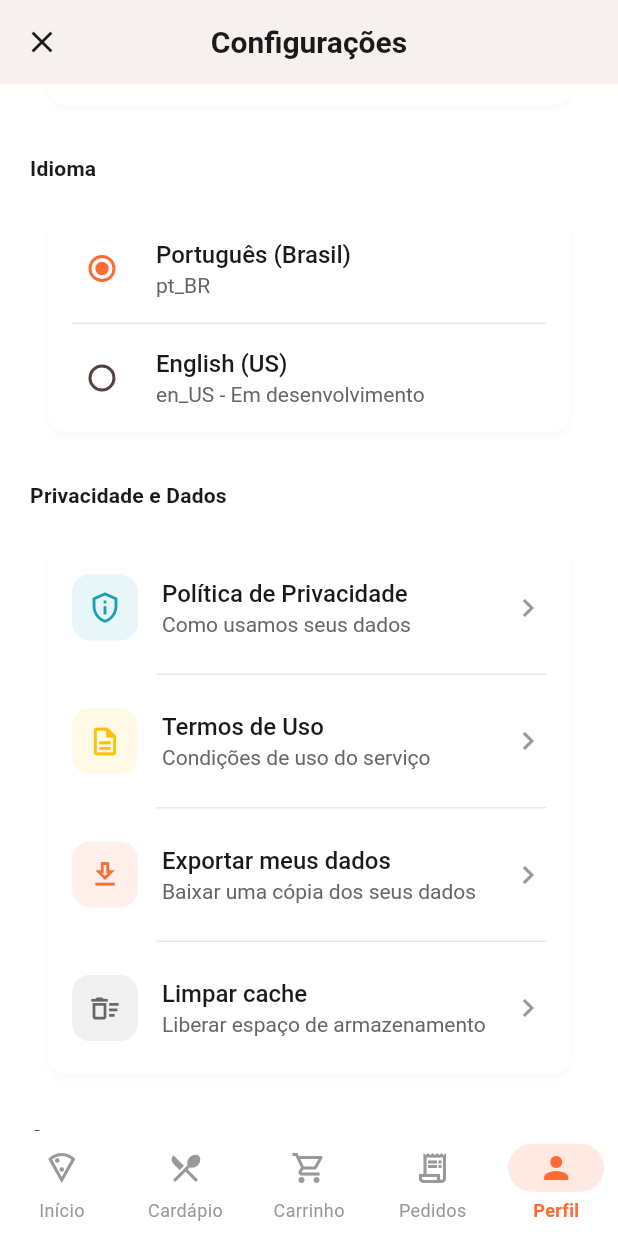
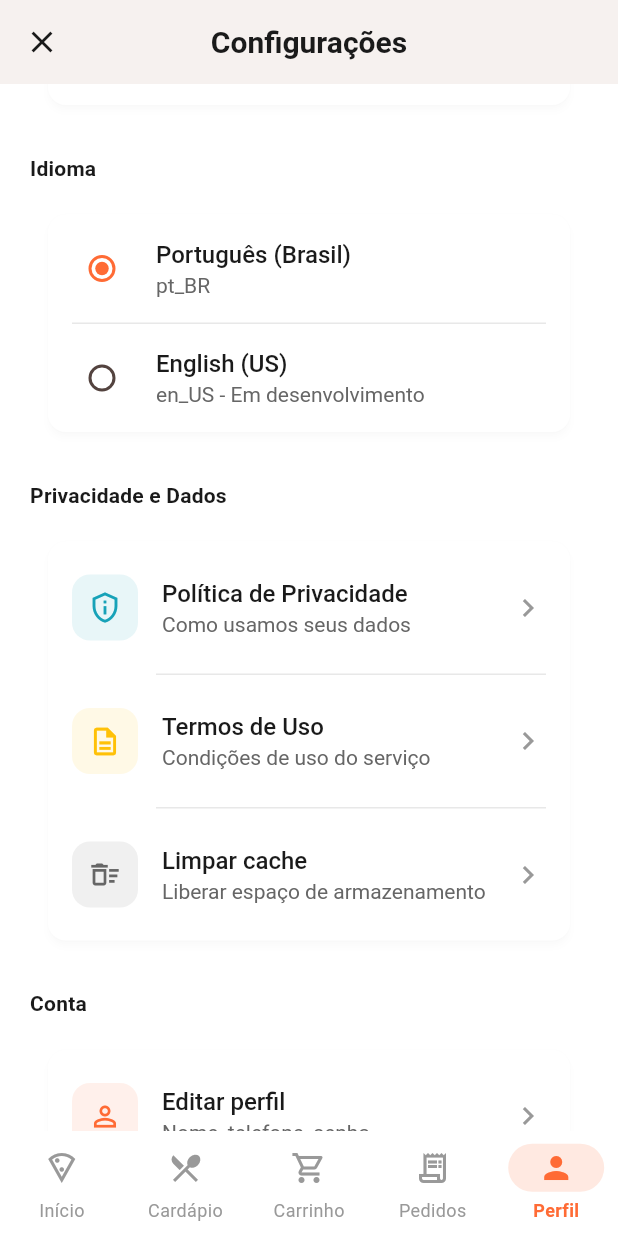
Before and after one commit to Augusto2025/Pizzaria, a Flutter app: the SettingsScreen screen opened by its route, scrolled down 576 dp, on a phone screen of 412 x 824 dp. Run offline on Flutter 3.47's test engine with Material 3 defaults, Android fonts, the phone set to English and light mode, and no system bars; our stand-ins replace dio, flutter_riverpod, flutter_secure_storage, freezed_annotation, get_it, go_router and 3 more; accounts and stored records are empty; network calls fail.

Commit message:
fix(mobile): remove funções não necessárias do SettingsScreen
- Remove: Exportar dados, Avaliar app, Reportar problema
- Mantém: Notificações, Tema, Idioma (não funcional), Privacidade (política, termos, limpar cache), Conta (editar, pagamentos, endereços, sair, excluir), Sobre (versão, ajuda)

Co-Authored-By: Claude Fable 5 <noreply@anthropic.com>

```diff
--- a/Mobile/lib/features/profile/presentation/screens/settings_screen.dart
+++ b/Mobile/lib/features/profile/presentation/screens/settings_screen.dart
@@ -87,11 +87,6 @@ class _SettingsScreenState extends ConsumerState<SettingsScreen> {
   Future<void> _clearCache() async {
     // TODO: Implementar limpeza de cache real (imagens, dados offline, etc.)
     _showSuccess('Cache limpo com sucesso');
-  }
-
-  Future<void> _exportData() async {
-    // TODO: Implementar exportação de dados do usuário
-    _showSuccess('Dados exportados (funcionalidade em desenvolvimento)');
   }
 
   Future<void> _logout() async {
@@ -464,22 +459,6 @@ class _SettingsScreenState extends ConsumerState<SettingsScreen> {
               width: 44,
               height: 44,
               decoration: BoxDecoration(
-                color: AppColors.primary.withValues(alpha: 0.1),
-                borderRadius: BorderRadius.circular(12),
-              ),
-              child: Icon(Icons.download_outlined, color: AppColors.primary, size: 22),
-            ),
-            title: const Text('Exportar meus dados'),
-            subtitle: const Text('Baixar uma cópia dos seus dados'),
-            trailing: const Icon(Icons.chevron_right, color: AppColors.textDisabled),
-            onTap: _exportData,
-          ),
-          const Divider(height: 1, indent: 72, endIndent: 16),
-          ListTile(
-            leading: Container(
-              width: 44,
-              height: 44,
-              decoration: BoxDecoration(
                 color: AppColors.textSecondary.withValues(alpha: 0.1),
                 borderRadius: BorderRadius.circular(12),
               ),
@@ -617,38 +596,6 @@ class _SettingsScreenState extends ConsumerState<SettingsScreen> {
             trailing: const Icon(Icons.chevron_right, color: AppColors.textDisabled),
             onTap: () => _launchUrl('https://pizzaria.app/help'),
           ),
-          const Divider(height: 1, indent: 72, endIndent: 16),
-          ListTile(
-            leading: Container(
-              width: 44,
-              height: 44,
-              decoration: BoxDecoration(
-                color: AppColors.success.withValues(alpha: 0.1),
-                borderRadius: BorderRadius.circular(12),
-              ),
-              child: Icon(Icons.star_outline, color: AppColors.success, size: 22),
-            ),
-            title: const Text('Avaliar o app'),
-            subtitle: const Text('Deixe sua opinião na loja'),
-            trailing: const Icon(Icons.chevron_right, color: AppColors.textDisabled),
-            onTap: () => _launchUrl('https://play.google.com/store/apps/details?id=com.pizzaria.app'),
-          ),
-          const Divider(height: 1, indent: 72, endIndent: 16),
-          ListTile(
-            leading: Container(
-              width: 44,
-              height: 44,
-              decoration: BoxDecoration(
-                color: AppColors.warning.withValues(alpha: 0.1),
-                borderRadius: BorderRadius.circular(12),
-              ),
-              child: Icon(Icons.bug_report_outlined, color: AppColors.warning, size: 22),
-            ),
-            title: const Text('Reportar problema'),
-            subtitle: const Text('Enviar feedback ou bug'),
-            trailing: const Icon(Icons.chevron_right, color: AppColors.textDisabled),
-            onTap: () => _launchUrl('https://pizzaria.app/feedback'),
-          ),
         ],
       ),
     );
```
